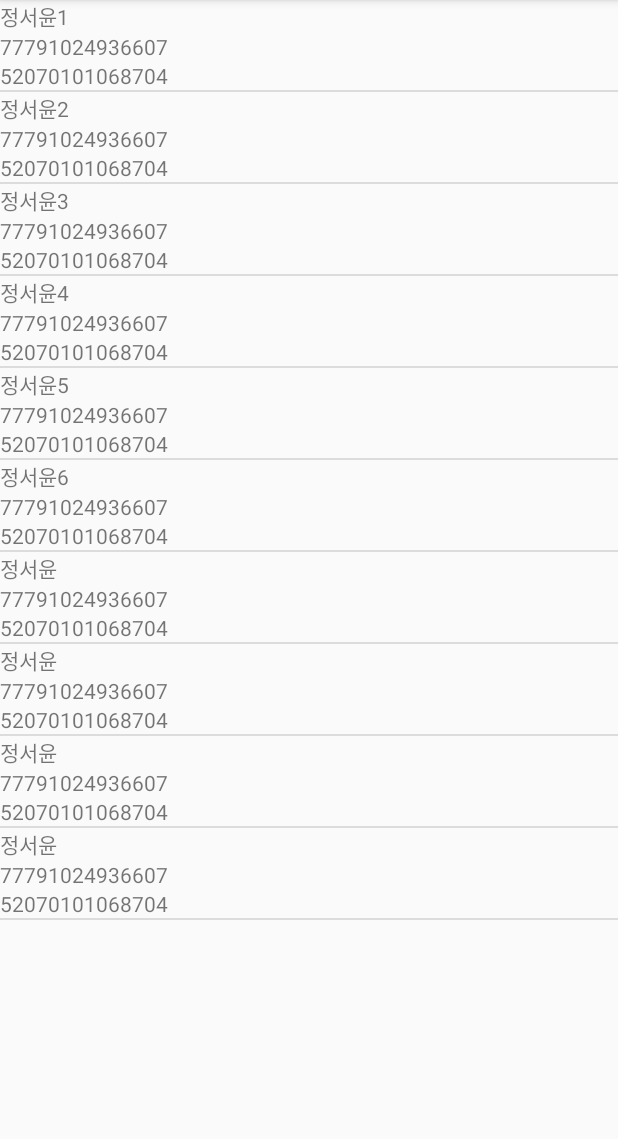
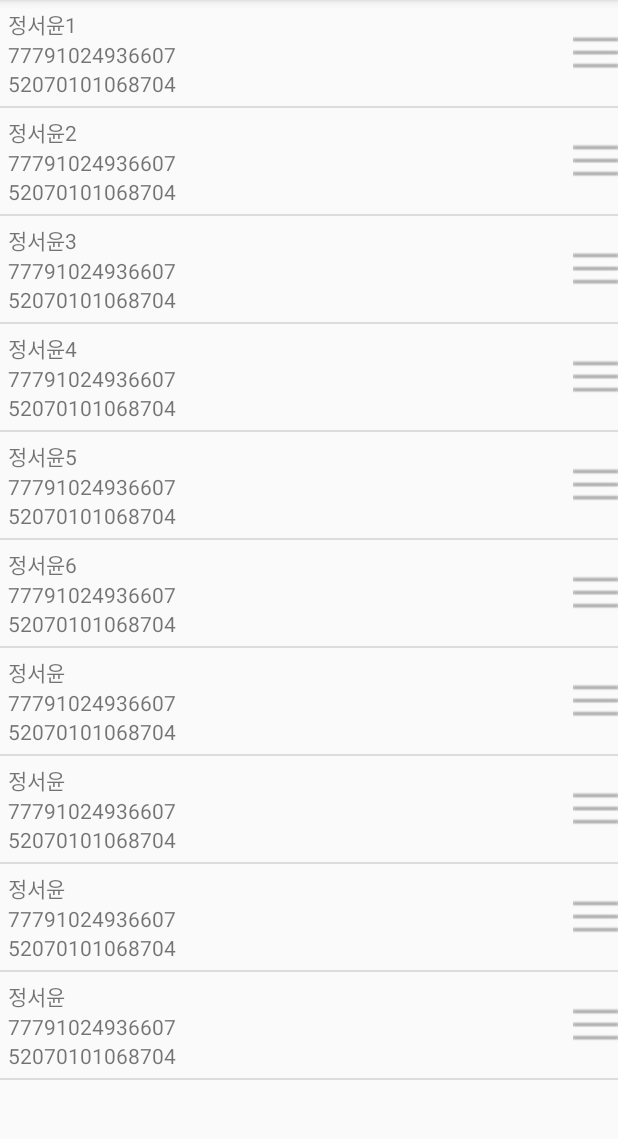
Before and after one commit to swppppp/Databinding, an Android app: the screen it shows after launch (MainActivity), on a phone screen of 412 x 824 dp, the part 84-1223 px from its top. Run offline under Robolectric (Android 15) with nearby library versions, the phone set to English and light mode, and no system bars; our stand-ins replace data binding.

Commit message:
순서바꾸는 버튼 레이아웃 추가

```diff
--- a/RecyclerPrac/app/src/main/java/com/example/recyclerprac/RecentAdapter.kt
+++ b/RecyclerPrac/app/src/main/java/com/example/recyclerprac/RecentAdapter.kt
@@ -39,7 +39,6 @@ class RecentAdapter(var items:ArrayList<Recent>, var context:Context)
         holder.onBindViewHolder(items[position])
     }
 
-
     /*----------------------------------------*/
     // 스와이프로 삭제, 롱프레스드래그로 순서바꾸기
     override fun onItemMove(fromPosition: Int, toPosition: Int) {
--- a/RecyclerPrac/app/src/main/res/layout/item_list.xml
+++ b/RecyclerPrac/app/src/main/res/layout/item_list.xml
@@ -10,7 +10,12 @@
     <LinearLayout
         android:layout_width="match_parent"
         android:layout_height="wrap_content"
-            android:orientation="vertical">
+        android:orientation="horizontal">
+        <LinearLayout
+            android:layout_width="330dp"
+            android:layout_height="wrap_content"
+            android:orientation="vertical"
+            android:padding="5dp">
 
             <TextView
                     android:id="@+id/tv_name"
@@ -27,6 +32,19 @@
                     android:layout_width="wrap_content"
                     android:layout_height="wrap_content"
                     android:text="@{data.outAcct}"/>
+        </LinearLayout>
 
+        <LinearLayout
+            android:layout_width="match_parent"
+            android:layout_height="match_parent"
+            android:gravity="right">
+        <ImageView
+            android:layout_width="30dp"
+            android:layout_height="30dp"
+            android:layout_gravity="center"
+            android:src="@drawable/menuimg"
+            android:contentDescription="gg" />
         </LinearLayout>
+    </LinearLayout>
+
 </layout>
```
Also changed, not shown: RecyclerPrac/app/src/main/res/drawable/menuimg.png (added). Lines whose indentation alone changed are shown as unchanged.
